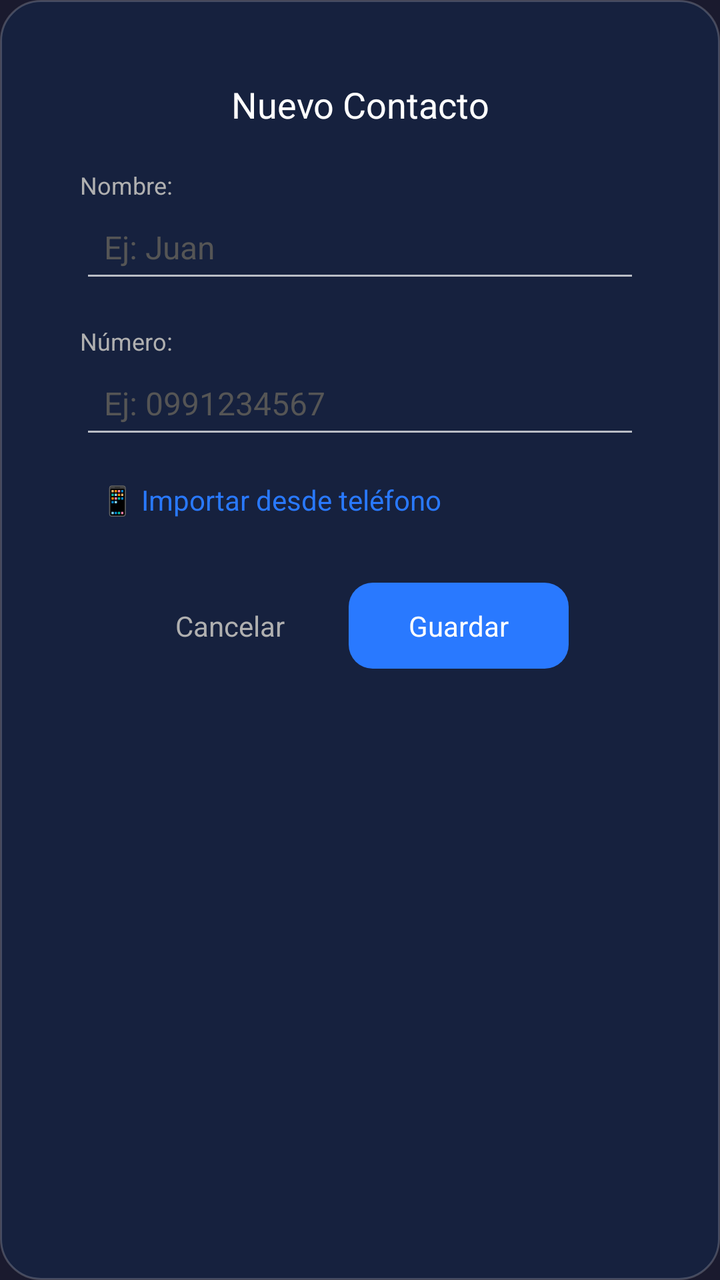
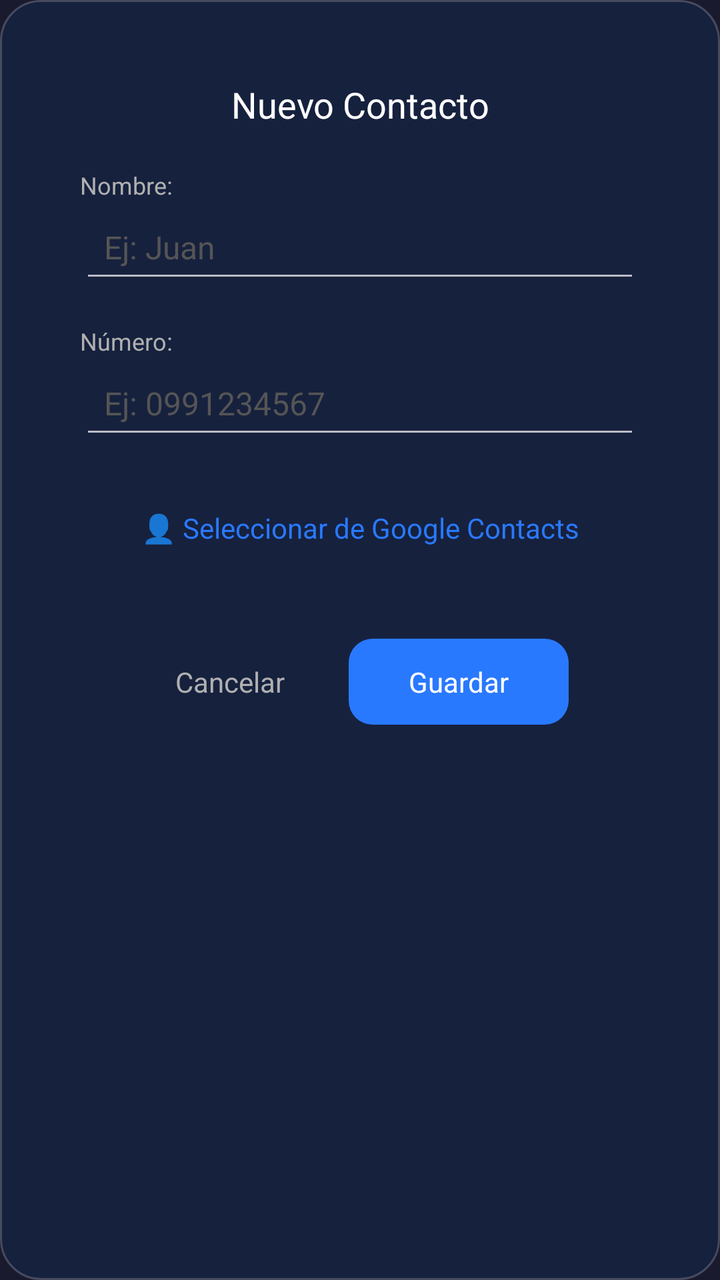

Two renders of the same Android screen: before a commit and after it. Below are the layout's source before the change and the commit's diff.
<!-- AndroidManifest.xml: application theme LauncherTheme -->
<!-- res/layout/dialog_agregar_contacto.xml -->
<?xml version="1.0" encoding="utf-8"?>
<LinearLayout xmlns:android="http://schemas.android.com/apk/res/android"
    android:layout_width="match_parent"
    android:layout_height="wrap_content"
    android:orientation="vertical"
    android:background="@drawable/dialogo_bg"
    android:padding="40dp">

    <TextView
        android:layout_width="match_parent"
        android:layout_height="wrap_content"
        android:text="Nuevo Contacto"
        android:textColor="#FFFFFF"
        android:textSize="18sp"
        android:gravity="center"
        android:paddingBottom="20dp"/>

    <TextView
        android:layout_width="match_parent"
        android:layout_height="wrap_content"
        android:text="Nombre:"
        android:textColor="#B0B0B0"
        android:textSize="12sp"/>

    <EditText
        android:id="@+id/campo_nombre"
        android:layout_width="match_parent"
        android:layout_height="wrap_content"
        android:hint="Ej: Juan"
        android:textColor="#FFFFFF"
        android:textColorHint="#555555"
        android:textSize="16sp"
        android:singleLine="true"
        android:inputType="textPersonName"
        android:padding="12dp"/>

    <TextView
        android:layout_width="match_parent"
        android:layout_height="wrap_content"
        android:text="Número:"
        android:textColor="#B0B0B0"
        android:textSize="12sp"
        android:paddingTop="16dp"/>

    <EditText
        android:id="@+id/campo_numero"
        android:layout_width="match_parent"
        android:layout_height="wrap_content"
        android:hint="Ej: 0991234567"
        android:textColor="#FFFFFF"
        android:textColorHint="#555555"
        android:textSize="16sp"
        android:singleLine="true"
        android:inputType="phone"
        android:padding="12dp"/>

    <TextView
        android:id="@+id/boton_importar"
        android:layout_width="match_parent"
        android:layout_height="wrap_content"
        android:text="📱 Importar desde teléfono"
        android:textColor="#2979FF"
        android:textSize="14sp"
        android:paddingTop="16dp"
        android:paddingBottom="8dp"
        android:paddingStart="10dp"
        android:paddingEnd="10dp"/>

    <LinearLayout
        android:layout_width="match_parent"
        android:layout_height="wrap_content"
        android:orientation="horizontal"
        android:gravity="center"
        android:paddingTop="24dp"
        android:paddingBottom="4dp">

        <TextView
            android:id="@+id/boton_cancelar"
            android:layout_width="wrap_content"
            android:layout_height="wrap_content"
            android:text="Cancelar"
            android:textColor="#B0B0B0"
            android:textSize="14sp"
            android:padding="12dp"/>

        <TextView
            android:id="@+id/boton_guardar"
            android:layout_width="wrap_content"
            android:layout_height="wrap_content"
            android:text="Guardar"
            android:textColor="#FFFFFF"
            android:textSize="14sp"
            android:background="@drawable/boton_agregar_bg"
            android:paddingStart="30dp"
            android:paddingEnd="30dp"
            android:paddingTop="12dp"
            android:paddingBottom="12dp"
            android:layout_marginStart="20dp"/>

    </LinearLayout>

</LinearLayout>
<!-- resources referenced by this layout -->
<resources>
  <!-- drawable boton_agregar_bg (drawable) -->
  <?xml version="1.0" encoding="utf-8"?>
  <selector xmlns:android="http://schemas.android.com/apk/res/android">
      <item android:state_pressed="true">
          <shape android:shape="rectangle">
              <solid android:color="#FF3D5AFE" />
              <corners android:radius="12dp" />
          </shape>
      </item>
      <item>
          <shape android:shape="rectangle">
              <solid android:color="#FF2979FF" />
              <corners android:radius="12dp" />
          </shape>
      </item>
  </selector>
  <!-- drawable dialogo_bg (drawable) -->
  <?xml version="1.0" encoding="utf-8"?>
  <shape xmlns:android="http://schemas.android.com/apk/res/android"
      android:shape="rectangle">
      <solid android:color="#FF16213E" />
      <corners android:radius="20dp" />
      <stroke android:width="1dp" android:color="#33FFFFFF" />
  </shape>
  <style name="LauncherTheme" parent="Theme.AppCompat.NoActionBar">
          <item name="android:windowNoTitle">true</item>
          <item name="android:windowFullscreen">true</item>
          <item name="android:windowBackground">@color/background</item>
          <item name="colorPrimary">@color/surface</item>
          <item name="colorPrimaryDark">@color/background</item>
          <item name="colorAccent">@color/accent</item>
      </style>
  <color name="background">#FF1A1A2E</color>
  <color name="surface">#FF16213E</color>
  <color name="accent">#FF2979FF</color>
</resources>

<!-- the commit's change to res/layout/dialog_agregar_contacto.xml (unified diff, before → after) -->
@@ -58,13 +58,15 @@
         android:id="@+id/boton_importar"
         android:layout_width="match_parent"
         android:layout_height="wrap_content"
-        android:text="📱 Importar desde teléfono"
+        android:text="👤 Seleccionar de Google Contacts"
         android:textColor="#2979FF"
         android:textSize="14sp"
-        android:paddingTop="16dp"
-        android:paddingBottom="8dp"
-        android:paddingStart="10dp"
-        android:paddingEnd="10dp"/>
+        android:gravity="center"
+        android:background="@drawable/system_item_bg"
+        android:paddingTop="14dp"
+        android:paddingBottom="14dp"
+        android:layout_marginTop="16dp"
+        android:layout_marginBottom="8dp"/>
 
     <LinearLayout
         android:layout_width="match_parent"
<!-- resource entries referenced after the edit -->
@@ -24,6 +24,22 @@
       <corners android:radius="20dp" />
       <stroke android:width="1dp" android:color="#33FFFFFF" />
   </shape>
+  <!-- drawable system_item_bg (drawable) -->
+  <?xml version="1.0" encoding="utf-8"?>
+  <selector xmlns:android="http://schemas.android.com/apk/res/android">
+      <item android:state_pressed="true">
+          <shape android:shape="rectangle">
+              <solid android:color="#44FFFFFF" />
+              <corners android:radius="12dp" />
+          </shape>
+      </item>
+      <item>
+          <shape android:shape="rectangle">
+              <solid android:color="#00000000" />
+              <corners android:radius="12dp" />
+          </shape>
+      </item>
+  </selector>
   <style name="LauncherTheme" parent="Theme.AppCompat.NoActionBar">
           <item name="android:windowNoTitle">true</item>
           <item name="android:windowFullscreen">true</item>
